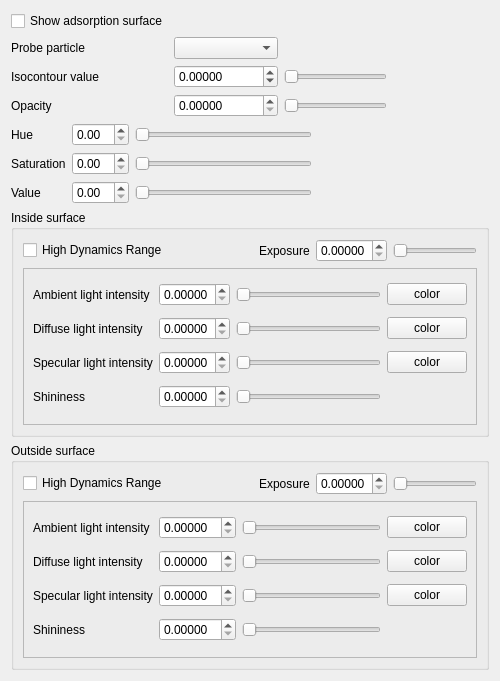
Before: the Qt Designer form iraspa/iraspagui/appearanceadsorptionsurfaceform.ui in iRASPA/iRASPA-QT, drawn with Qt 5.
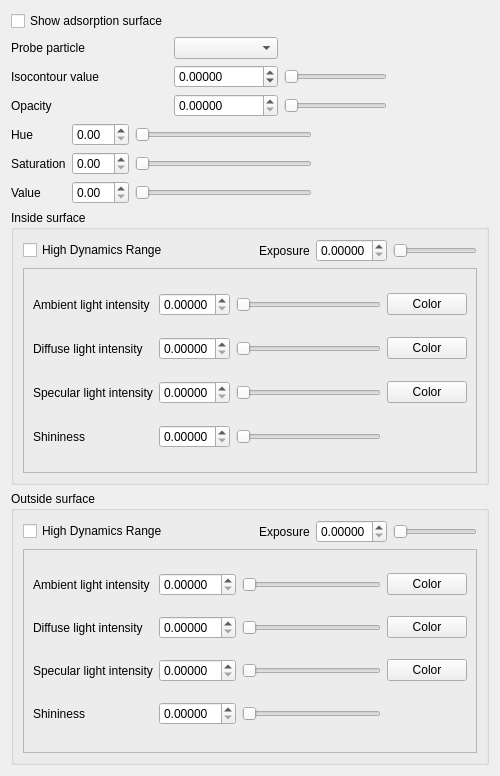
After: the same form once the commit is applied. Custom widgets are drawn as their Qt base class.

The edit to the form file:
```diff
--- a/iraspa/iraspagui/appearanceadsorptionsurfaceform.ui
+++ b/iraspa/iraspagui/appearanceadsorptionsurfaceform.ui
@@ -7,7 +7,7 @@
     <x>0</x>
     <y>0</y>
     <width>500</width>
-    <height>681</height>
+    <height>776</height>
    </rect>
   </property>
   <property name="windowTitle">
@@ -362,14 +362,14 @@
            <item row="2" column="3">
             <widget class="SelectColorButton" name="insideSpecularColorPushButton">
              <property name="text">
-              <string>color</string>
+              <string>Color</string>
              </property>
             </widget>
            </item>
            <item row="1" column="3">
             <widget class="SelectColorButton" name="insideDiffuseColorPushButton">
              <property name="text">
-              <string>color</string>
+              <string>Color</string>
              </property>
             </widget>
            </item>
@@ -411,7 +411,7 @@
            <item row="0" column="3">
             <widget class="SelectColorButton" name="insideAmbientColorPushButton">
              <property name="text">
-              <string>color</string>
+              <string>Color</string>
              </property>
             </widget>
            </item>
@@ -582,14 +582,14 @@
            <item row="2" column="3">
             <widget class="SelectColorButton" name="outsideSpecularColorPushButton">
              <property name="text">
-              <string>color</string>
+              <string>Color</string>
              </property>
             </widget>
            </item>
            <item row="1" column="3">
             <widget class="SelectColorButton" name="outsideDiffuseColorPushButton">
              <property name="text">
-              <string>color</string>
+              <string>Color</string>
              </property>
             </widget>
            </item>
@@ -631,7 +631,7 @@
            <item row="0" column="3">
             <widget class="SelectColorButton" name="outsideAmbientColorPushButton">
              <property name="text">
-              <string>color</string>
+              <string>Color</string>
              </property>
             </widget>
            </item>
```
